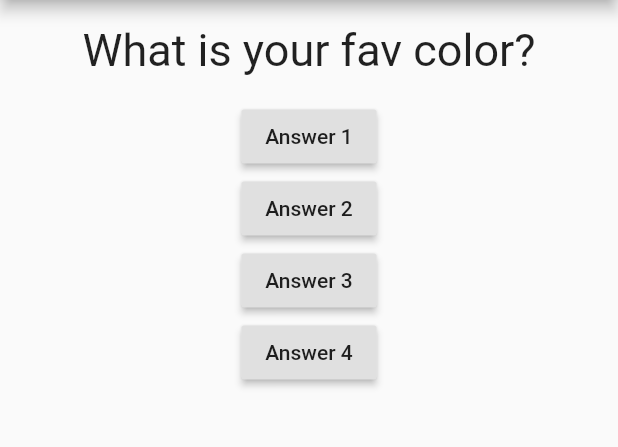
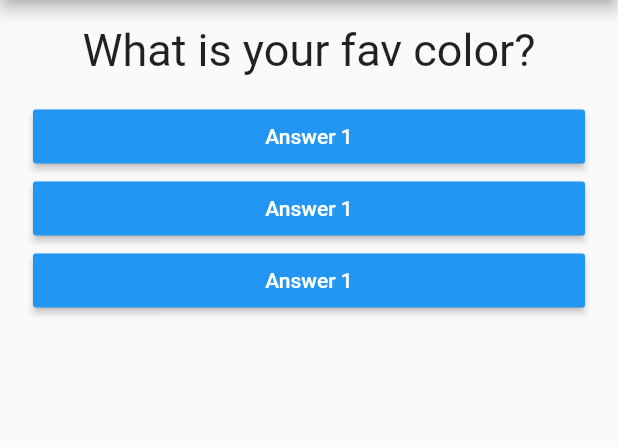
Before and after one commit to harshverma036/flutter_quiz_app, a Flutter app: the screen it shows after launch, on a phone screen of 412 x 824 dp, the part 84-531 px from its top. Run offline on Flutter 3.47's test engine with Material 2 defaults, Android fonts, the phone set to English and light mode, and no system bars.

Commit message:
answer widget created

```diff
--- a/analysis_options.yaml
+++ b/analysis_options.yaml
@@ -24,6 +24,7 @@ linter:
   rules:
     # avoid_print: false  # Uncomment to disable the `avoid_print` rule
     # prefer_single_quotes: true  # Uncomment to enable the `prefer_single_quotes` rule
+    prefer_const_constructors: false
 
 # Additional information about this file can be found at
 # https://dart.dev/guides/language/analysis-options
--- /dev/null
+++ b/lib/answer.dart
@@ -0,0 +1,21 @@
+import 'package:flutter/material.dart';
+
+class Answer extends StatelessWidget {
+  final VoidCallback selectHandler;
+
+  Answer(this.selectHandler);
+
+  @override
+  Widget build(BuildContext context) {
+    return Container(
+      width: double.infinity,
+      padding: EdgeInsets.only(left: 22, right: 22),
+      child: RaisedButton(
+        color: Colors.blue,
+        child: Text("Answer 1"),
+        onPressed: selectHandler,
+        textColor: Colors.white,
+      ),
+    );
+  }
+}
--- a/lib/main.dart
+++ b/lib/main.dart
@@ -3,6 +3,7 @@
 import 'package:flutter/material.dart';
 
 import './question.dart';
+import './answer.dart';
 
 void main() {
   runApp(MyApp());
@@ -37,22 +38,9 @@ class MyAppState extends State<MyApp> {
           Question(
             questions[questionIndex],
           ),
-          RaisedButton(
-            child: Text("Answer 1"),
-            onPressed: answerQuestions,
-          ),
-          RaisedButton(
-            child: Text("Answer 2"),
-            onPressed: answerQuestions,
-          ),
-          RaisedButton(
-            child: Text("Answer 3"),
-            onPressed: answerQuestions,
-          ),
-          RaisedButton(
-            child: Text("Answer 4"),
-            onPressed: answerQuestions,
-          ),
+          Answer(answerQuestions),
+          Answer(answerQuestions),
+          Answer(answerQuestions),
         ]),
       ),
     );
```
